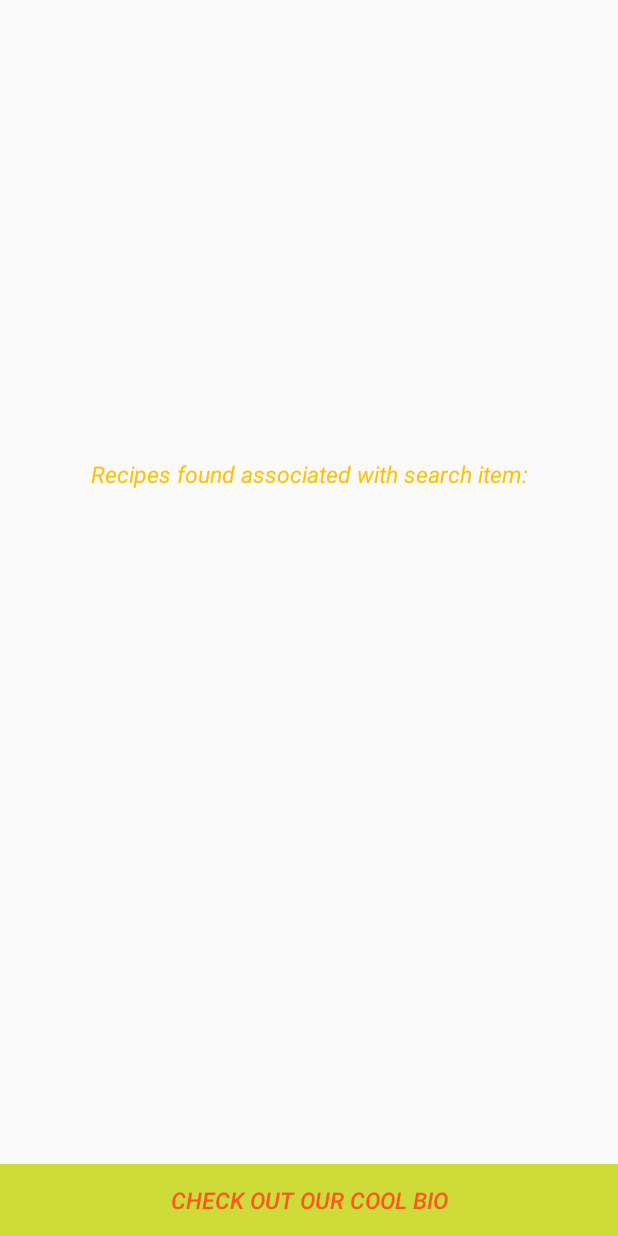
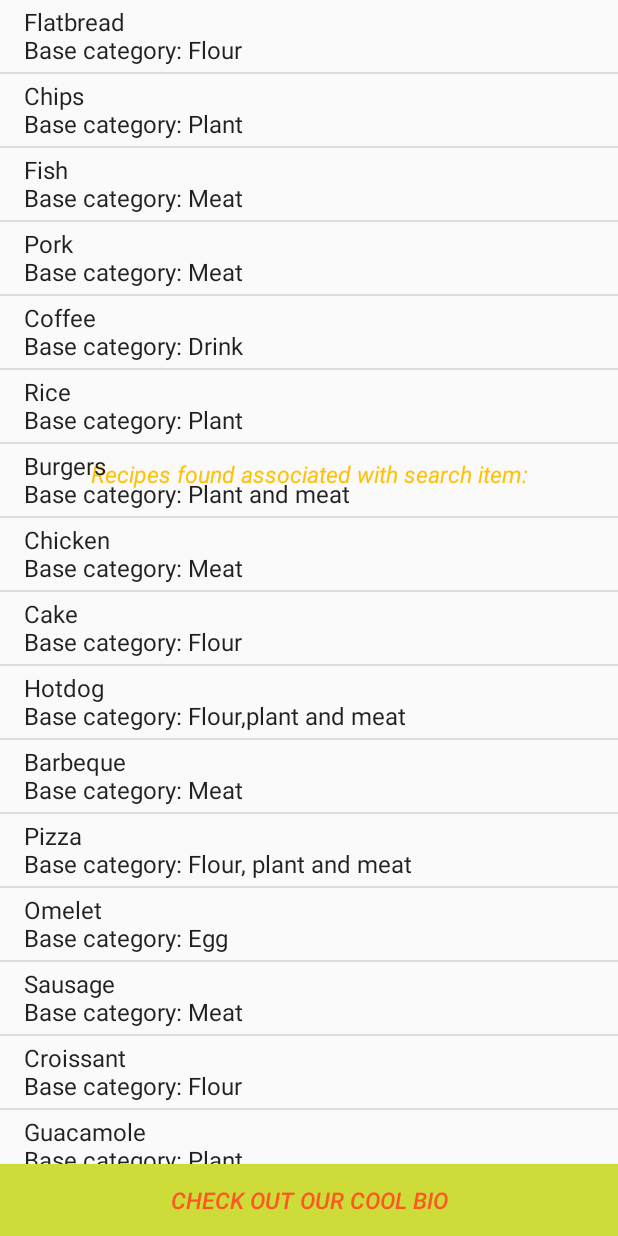
Before and after one commit to Samuel-dot-cloud/RecipeApp, an Android app: the screen it shows after launch (RecipeActivity), after a tap on "SEE OUR VARIOUS RECIPES", on a phone screen of 412 x 824 dp. Run offline under Robolectric (Android 15) with nearby library versions, the phone set to English and light mode, and no system bars; our stand-ins replace ButterKnife.

Commit message:
Addition of list to recipe page

```diff
--- a/app/src/main/java/com/studiofive/recipeapp/MyRecipesArrayAdapter.java
+++ b/app/src/main/java/com/studiofive/recipeapp/MyRecipesArrayAdapter.java
@@ -1,4 +1,30 @@
 package com.studiofive.recipeapp;
 
-public class MyRecipesArrayAdapter {
+import android.content.Context;
+import android.widget.ArrayAdapter;
+
+public class MyRecipesArrayAdapter extends ArrayAdapter {
+    private Context mContext;
+    private String[] mFoods;
+    private String[] mBase;
+
+    public MyRecipesArrayAdapter(Context mContext, int resource, String[] mFoods, String[] mBase){
+        super(mContext, resource);
+        this.mContext = mContext;
+        this.mFoods = mFoods;
+        this.mBase = mBase;
+    }
+
+    @Override
+    public Object getItem(int position){
+        String foods = mFoods[position];
+        String base = mBase[position];
+        return String.format("%s \nBase category: %s",foods,  base);
+
+    }
+
+    @Override
+    public int getCount(){
+        return mFoods.length;
+    }
 }
--- a/app/src/main/java/com/studiofive/recipeapp/RecipeActivity.java
+++ b/app/src/main/java/com/studiofive/recipeapp/RecipeActivity.java
@@ -7,8 +7,11 @@ import android.content.Intent;
 import android.os.Bundle;
 import android.view.MenuItem;
 import android.view.View;
+import android.widget.AdapterView;
 import android.widget.Button;
+import android.widget.ListView;
 import android.widget.TextView;
+import android.widget.Toast;
 
 import com.google.android.material.bottomnavigation.BottomNavigationView;
 
@@ -22,8 +25,12 @@ public class RecipeActivity extends AppCompatActivity implements View.OnClickLis
     TextView mDisplaySearch;
 //    @BindView(R.id.menuBar)
 //    BottomNavigationView mMenuBar;
+    @BindView(R.id.listView)
+    ListView mListView;
 
-    private String[] foods = new String[] {"Flatbread", "Chips", "Fish", "Pork", "Coffee", "Rice", "Burgers", "Chicken", "Cake", "Hotdog", "BCuban", "Bar Food", "Sports Bar", "Breakfast", "Mexican" };
+    private String[] foods = new String[] {"Flatbread", "Chips", "Fish", "Pork", "Coffee", "Rice", "Burgers", "Chicken", "Cake", "Hotdog", "Barbeque","Pizza", "Omelet", "Sausage", "Croissant", "Guacamole" };
+    private String[] base = new String[] {"Flour", "Plant", "Meat", "Meat", "Drink", "Plant", "Plant and meat", "Meat", "Flour", "Flour,plant and meat", "Meat","Flour, plant and meat", "Egg", "Meat","Flour", "Plant" };
+
 
     @Override
     protected void onCreate(Bundle savedInstanceState) {
@@ -31,6 +38,19 @@ public class RecipeActivity extends AppCompatActivity implements View.OnClickLis
         setContentView(R.layout.activity_recipe);
         ButterKnife.bind(this);
 
+
+        MyRecipesArrayAdapter adapter = new MyRecipesArrayAdapter(this, android.R.layout.simple_list_item_1, foods, base);
+        mListView.setAdapter(adapter);
+
+        //Setting a toaster to display recipe and base
+        mListView.setOnItemClickListener(new AdapterView.OnItemClickListener() {
+            @Override
+            public void onItemClick(AdapterView<?> parent, View view, int position, long id) {
+
+                String restaurant = ((TextView)view).getText().toString();
+                Toast.makeText(RecipeActivity.this, restaurant, Toast.LENGTH_SHORT).show();
+            }
+        });
 
 //        mFindAboutButton.setOnClickListener(this);
 
--- a/app/src/main/res/layout/activity_recipe.xml
+++ b/app/src/main/res/layout/activity_recipe.xml
@@ -46,4 +46,15 @@
 <!--        app:layout_constraintVertical_bias="1.0"-->
 <!--        app:menu="@menu/bottom_navigation"-->
 <!--        android:background="@color/textIcons"/>-->
+
+    <ListView
+        android:id="@+id/listView"
+        android:layout_width="match_parent"
+        android:layout_height="wrap_content"
+        android:layout_marginBottom="242dp"
+        app:layout_constraintBottom_toTopOf="@+id/displaySearch"
+        app:layout_constraintEnd_toEndOf="parent"
+        app:layout_constraintStart_toStartOf="parent"
+        app:layout_constraintTop_toTopOf="parent"
+        app:layout_constraintVertical_bias="0.0" />
 </androidx.constraintlayout.widget.ConstraintLayout>
```
